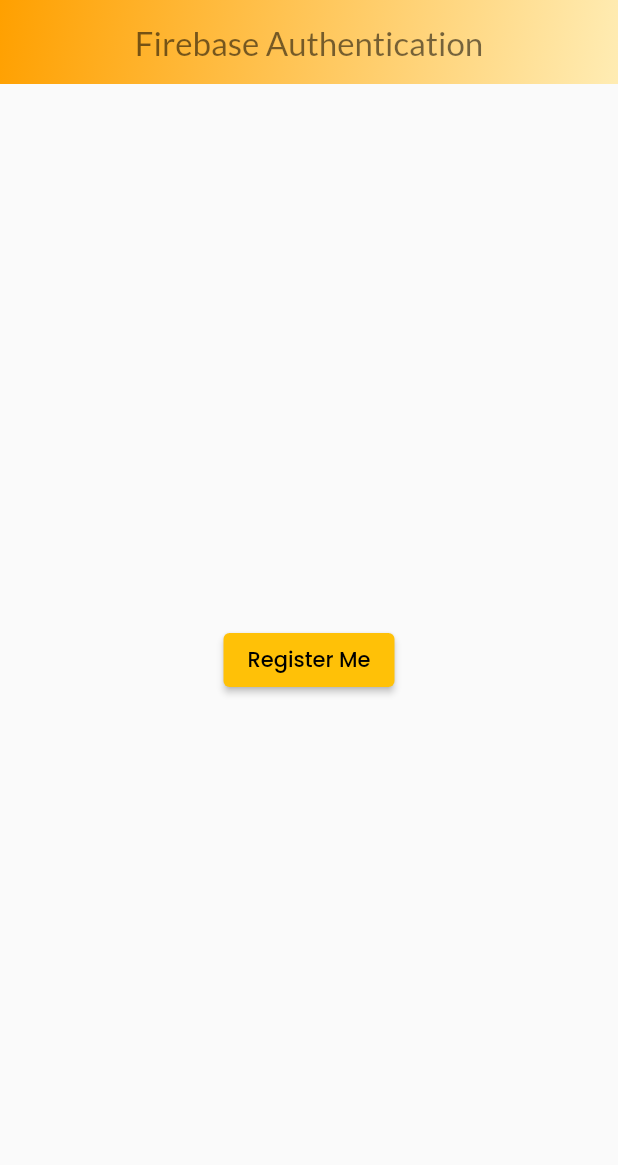
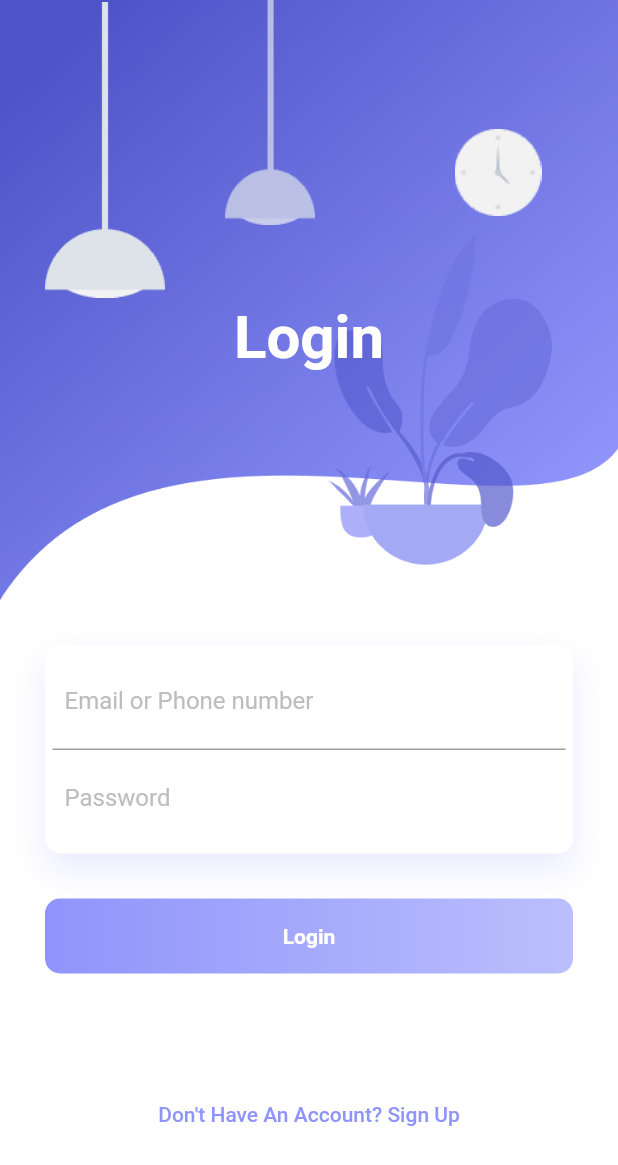
Before and after one commit to MehulZinzuvadiya/email_firebase, a Flutter app: the screen it shows after launch, on a phone screen of 412 x 824 dp. Shown: the top 1165 px of the screen. Run offline on Flutter 3.47's test engine with Material 2 defaults, Android fonts, the light colour scheme and no system bars; our stand-ins replace firebase_auth, firebase_core, get, google_fonts, sizer; accounts and stored records are empty.

Commit message:
sign up and ui added.

```diff
--- a/lib/FireBase/View/home_screen.dart
+++ b/lib/FireBase/View/home_screen.dart
@@ -31,8 +31,8 @@
           decoration: BoxDecoration(
             gradient: LinearGradient(
               colors: [
-                Colors.amber.shade700,
-                Colors.amber.shade100,
+                Colors.blue.shade700,
+                Colors.blue.shade100,
               ],
               begin: Alignment.topLeft,
               end: Alignment.bottomRight,
@@ -52,11 +52,11 @@
               child: Text(
                 'Register Me',
                 style: GoogleFonts.poppins(
-                  color: Colors.black,
+                  color: Colors.white,
                 ),
               ),
               style: ElevatedButton.styleFrom(
-                backgroundColor: Colors.amber,
+                backgroundColor: Colors.green.shade700,
               ),
             ),
           ),
--- /dev/null
+++ b/lib/LoginPage/View/login_screen.dart
@@ -0,0 +1,173 @@
+import 'package:flutter/material.dart';
+import 'package:get/get.dart';
+import 'package:sizer/sizer.dart';
+
+class LoginScreen extends StatefulWidget {
+  const LoginScreen({Key? key}) : super(key: key);
+
+  @override
+  State<LoginScreen> createState() => _LoginScreenState();
+}
+
+class _LoginScreenState extends State<LoginScreen> {
+  TextEditingController txtemail = TextEditingController();
+  TextEditingController txtpassword = TextEditingController();
+
+  @override
+  Widget build(BuildContext context) {
+    return Scaffold(
+        backgroundColor: Colors.white,
+        body: SingleChildScrollView(
+          child: Container(
+            child: Column(
+              children: <Widget>[
+                Container(
+                  height: 400,
+                  decoration: BoxDecoration(
+                      image: DecorationImage(
+                          image: AssetImage('assets/images/background.png'),
+                          fit: BoxFit.fill)),
+                  child: Stack(
+                    children: <Widget>[
+                      Positioned(
+                        left: 30,
+                        width: 80,
+                        height: 200,
+                        child: Container(
+                          decoration: BoxDecoration(
+                              image: DecorationImage(
+                                  image:
+                                      AssetImage('assets/images/light-1.png'))),
+                        ),
+                      ),
+                      Positioned(
+                        left: 140,
+                        width: 80,
+                        height: 150,
+                        child: Container(
+                          decoration: BoxDecoration(
+                              image: DecorationImage(
+                                  image:
+                                      AssetImage('assets/images/light-2.png'))),
+                        ),
+                      ),
+                      Positioned(
+                        right: 40,
+                        top: 40,
+                        width: 80,
+                        height: 150,
+                        child: Container(
+                          decoration: BoxDecoration(
+                              image: DecorationImage(
+                                  image:
+                                      AssetImage('assets/images/clock.png'))),
+                        ),
+                      ),
+                      Positioned(
+                          child: Container(
+                        margin: EdgeInsets.only(top: 50),
+                        child: Center(
+                          child: Text(
+                            "Login",
+                            style: TextStyle(
+                                color: Colors.white,
+                                fontSize: 40,
+                                fontWeight: FontWeight.bold),
+                          ),
+                        ),
+                      )),
+                    ],
+                  ),
+                ),
+                Padding(
+                  padding: EdgeInsets.all(30.0),
+                  child: Column(
+                    children: <Widget>[
+                      Container(
+                        padding: EdgeInsets.all(5),
+                        decoration: BoxDecoration(
+                            color: Colors.white,
+                            borderRadius: BorderRadius.circular(10),
+                            boxShadow: [
+                              BoxShadow(
+                                  color: Color.fromRGBO(143, 148, 251, .2),
+                                  blurRadius: 20.0,
+                                  offset: Offset(0, 10))
+                            ]),
+                        child: Column(
+                          children: <Widget>[
+                            Container(
+                              padding: EdgeInsets.all(8.0),
+                              decoration: BoxDecoration(
+                                  border: Border(
+                                      bottom: BorderSide(color: Colors.grey))),
+                              child: TextField(
+                                controller: txtemail,
+                                decoration: InputDecoration(
+                                    border: InputBorder.none,
+                                    hintText: "Email or Phone number",
+                                    hintStyle:
+                                        TextStyle(color: Colors.grey[400])),
+                              ),
+                            ),
+                            Container(
+                              padding: EdgeInsets.all(8.0),
+                              child: TextField(
+                                controller: txtpassword,
+                                decoration: InputDecoration(
+                                    border: InputBorder.none,
+                                    hintText: "Password",
+                                    hintStyle:
+                                        TextStyle(color: Colors.grey[400])),
+                              ),
+                            )
+                          ],
+                        ),
+                      ),
+                      SizedBox(
+                        height: 30,
+                      ),
+                      InkWell(
+                        onTap: () {
+                          Get.toNamed('/home');
+                        },
+                        child: Container(
+                          height: 50,
+                          decoration: BoxDecoration(
+                              borderRadius: BorderRadius.circular(10),
+                              gradient: LinearGradient(colors: [
+                                Color.fromRGBO(143, 148, 251, 1),
+                                Color.fromRGBO(143, 148, 251, .6),
+                              ])),
+                          child: Center(
+                            child: Text(
+                              "Login",
+                              style: TextStyle(
+                                  color: Colors.white,
+                                  fontWeight: FontWeight.bold),
+                            ),
+                          ),
+                        ),
+                      ),
+                      SizedBox(
+                        height: 70,
+                      ),
+                      TextButton(
+                        onPressed: () {
+                          Get.toNamed('/signUp');
+                        },
+                        child: Text(
+                          "Don't Have An Account? Sign Up",
+                          style: TextStyle(
+                              color: Color.fromRGBO(143, 148, 251, 1)),
+                        ),
+                      ),
+                    ],
+                  ),
+                )
+              ],
+            ),
+          ),
+        ));
+  }
+}
--- a/lib/Utils/firebase_helper.dart
+++ b/lib/Utils/firebase_helper.dart
@@ -3,15 +3,19 @@
 
 class FirebaseHelper {
   static FirebaseHelper firebaseHelper = FirebaseHelper._();
+
   FirebaseHelper._();
 
   FirebaseAuth firebaseAuth = FirebaseAuth.instance;
 
-  void signUp({required email, required password}) {
-    firebaseAuth.createUserWithEmailAndPassword(
-        email: email, password: password);
-        // .then((value) => print("Success"))
-        // .catchError(email);
+  Future<String> signUp(
+      {required String email, required String password}) async {
+    print("=========== $email $password");
+    String msg = "";
+    await firebaseAuth
+        .createUserWithEmailAndPassword(email: email, password: password)
+        .then((value) => msg = "Success")
+        .catchError((e) => msg = " Fail$e");
+    return msg;
   }
-
 }
--- a/pubspec.yaml
+++ b/pubspec.yaml
@@ -68,6 +68,8 @@
   # assets:
   #   - images/a_dot_burr.jpeg
   #   - images/a_dot_ham.jpeg
+  assets:
+    - assets/images/
 
   # An image asset can refer to one or more resolution-specific "variants", see
   # https://flutter.dev/assets-and-images/#resolution-aware
```
Also changed, not shown: lib/SignUpPage/signup_screen.dart (added, +183 -0 lines), lib/main.dart (+11 -1 lines), assets/images/background.png (added), assets/images/clock.png (added), assets/images/light-1.png (added), assets/images/light-2.png (added), lib/xy.dart (added).
